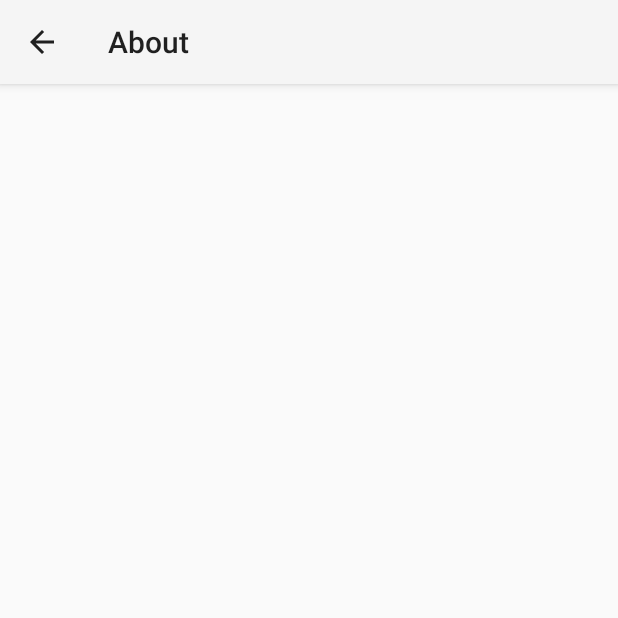
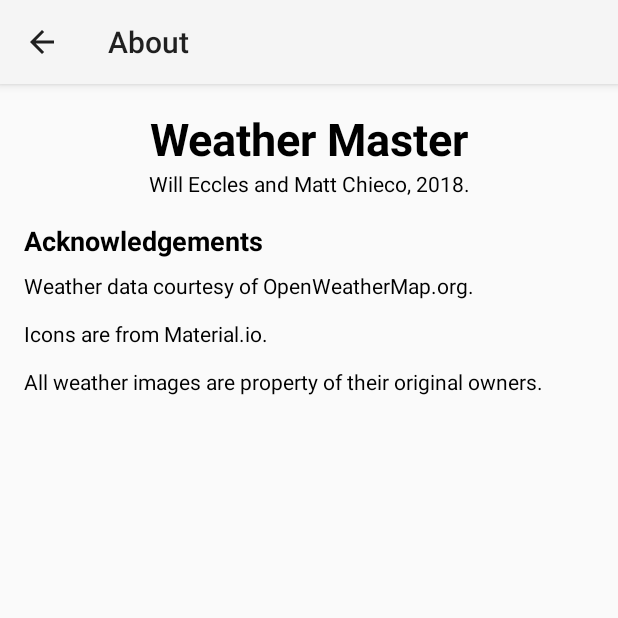
Before and after one commit to willeccles/weathermaster, an Android app: the AboutActivity screen opened directly, with no data from a screen before it, on a phone screen of 412 x 824 dp, the top half of it. Run offline under Robolectric (Android 15) with nearby library versions, the phone set to English and light mode, and no system bars.

Commit message:
settings and about finished

```diff
--- a/app/src/main/res/layout/activity_about.xml
+++ b/app/src/main/res/layout/activity_about.xml
@@ -15,4 +15,57 @@
         android:theme="@style/ThemeOverlay.AppCompat.ActionBar"
         app:popupTheme="@style/ThemeOverlay.AppCompat.Light"/>
 
+    <TextView
+        android:id="@+id/textView3"
+        android:layout_width="0dp"
+        android:layout_height="wrap_content"
+        android:layout_marginEnd="16dp"
+        android:layout_marginStart="16dp"
+        android:text="Will Eccles and Matt Chieco, 2018."
+        android:textAlignment="center"
+        android:textColor="#000000"
+        app:layout_constraintEnd_toEndOf="parent"
+        app:layout_constraintStart_toStartOf="parent"
+        app:layout_constraintTop_toBottomOf="@+id/textView2" />
+
+    <TextView
+        android:id="@+id/textView4"
+        android:layout_width="wrap_content"
+        android:layout_height="wrap_content"
+        android:layout_marginStart="16dp"
+        android:layout_marginTop="16dp"
+        android:text="Acknowledgements"
+        android:textColor="#000000"
+        android:textSize="18sp"
+        android:textStyle="bold"
+        app:layout_constraintStart_toStartOf="parent"
+        app:layout_constraintTop_toBottomOf="@+id/textView3" />
+
+    <TextView
+        android:id="@+id/textView5"
+        android:layout_width="wrap_content"
+        android:layout_height="wrap_content"
+        android:layout_marginStart="16dp"
+        android:layout_marginTop="8dp"
+        android:text="Weather data courtesy of OpenWeatherMap.org.\n\nIcons are from Material.io.\n\nAll weather images are property of their original owners."
+        android:textColor="#000000"
+        app:layout_constraintStart_toStartOf="parent"
+        app:layout_constraintTop_toBottomOf="@+id/textView4" />
+
+    <TextView
+        android:id="@+id/textView2"
+        android:layout_width="0dp"
+        android:layout_height="wrap_content"
+        android:layout_marginEnd="16dp"
+        android:layout_marginStart="16dp"
+        android:layout_marginTop="16dp"
+        android:text="Weather Master"
+        android:textAlignment="center"
+        android:textColor="#000000"
+        android:textSize="30sp"
+        android:textStyle="bold"
+        app:layout_constraintEnd_toEndOf="parent"
+        app:layout_constraintStart_toStartOf="parent"
+        app:layout_constraintTop_toBottomOf="@+id/my_toolbar" />
+
 </android.support.constraint.ConstraintLayout>
```
